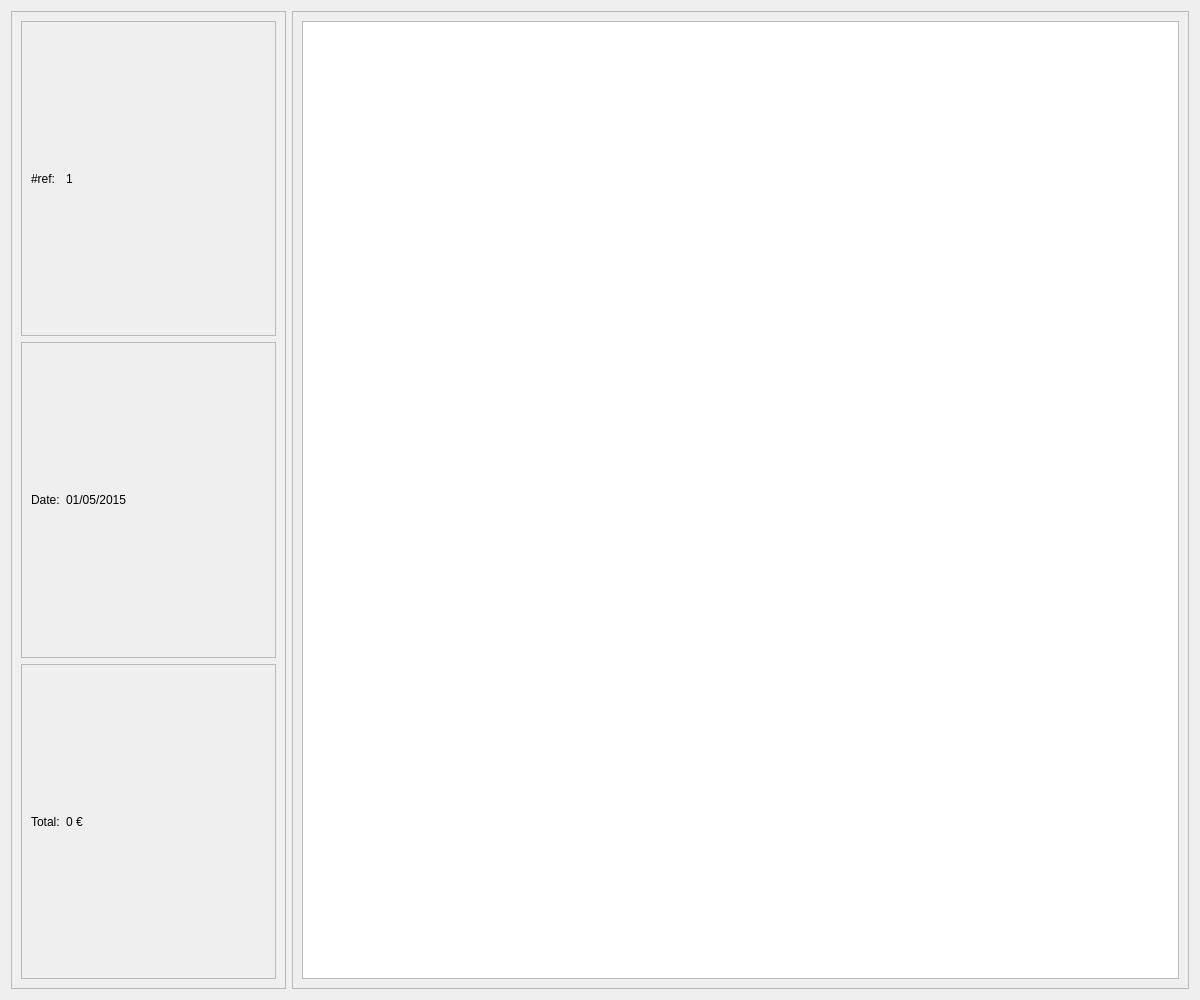
eguzki/penyamanager, file penyamanager/admininvoicedetails.ui: the form before one commit.
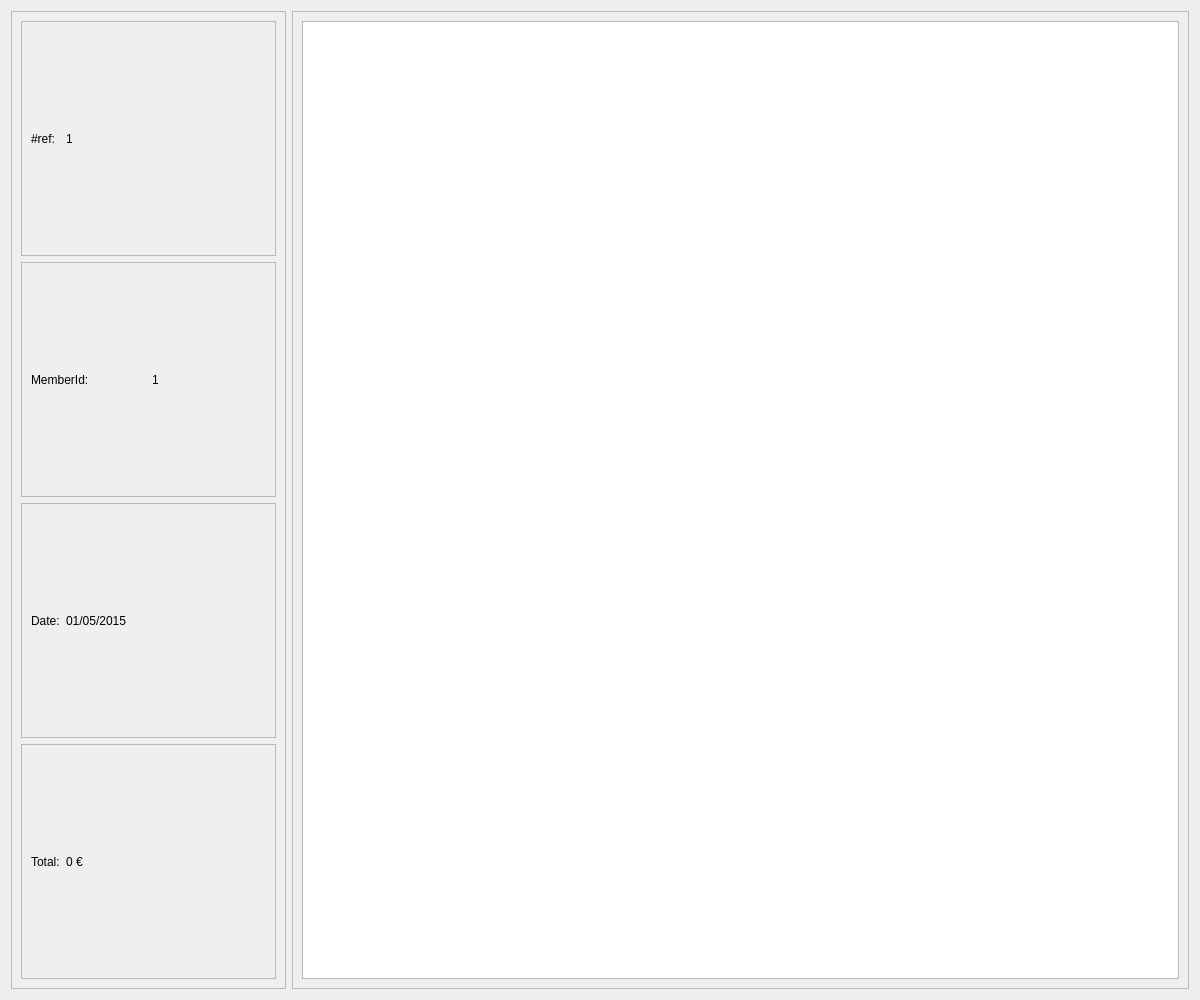
The form after the commit.

What changed in the file:
```diff
--- a/penyamanager/admininvoicedetails.ui
+++ b/penyamanager/admininvoicedetails.ui
@@ -58,6 +58,32 @@
         </layout>
        </widget>
       </item>
+      <item>
+       <widget class="QFrame" name="memberIdFrame">
+        <property name="frameShape">
+         <enum>QFrame::StyledPanel</enum>
+        </property>
+        <property name="frameShadow">
+         <enum>QFrame::Raised</enum>
+        </property>
+        <layout class="QHBoxLayout" name="horizontalLayout_5">
+         <item>
+          <widget class="QLabel" name="memberIdLabel">
+           <property name="text">
+            <string>MemberId:</string>
+           </property>
+          </widget>
+         </item>
+         <item>
+          <widget class="QLabel" name="memberIdValueLabel">
+           <property name="text">
+            <string>1</string>
+           </property>
+          </widget>
+         </item>
+        </layout>
+       </widget>
+      </item>
       <item>
        <widget class="QFrame" name="invoiceDateFrame">
         <property name="frameShape">
```
